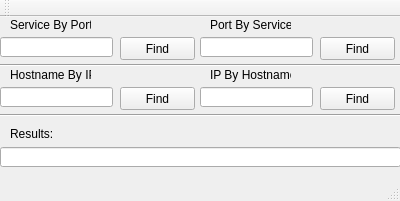
Before: the Qt Designer form mainwindow.ui in isaacmorneau/4985_asn1, drawn with Qt 5.
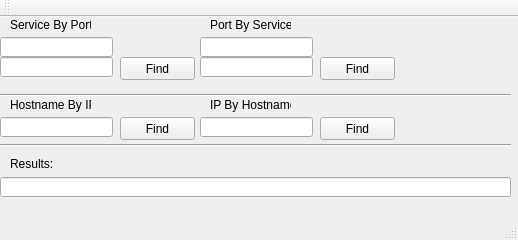
After: the same form once the commit is applied.

Patch:
```diff
--- a/mainwindow.ui
+++ b/mainwindow.ui
@@ -6,8 +6,8 @@
    <rect>
     <x>0</x>
     <y>0</y>
-    <width>400</width>
-    <height>201</height>
+    <width>518</width>
+    <height>240</height>
    </rect>
   </property>
   <property name="windowTitle">
@@ -28,8 +28,8 @@
     <property name="geometry">
      <rect>
       <x>0</x>
-      <y>130</y>
-      <width>401</width>
+      <y>160</y>
+      <width>511</width>
       <height>20</height>
      </rect>
     </property>
@@ -51,7 +51,7 @@
     <property name="geometry">
      <rect>
       <x>120</x>
-      <y>20</y>
+      <y>40</y>
       <width>75</width>
       <height>23</height>
      </rect>
@@ -64,7 +64,7 @@
     <property name="geometry">
      <rect>
       <x>320</x>
-      <y>20</y>
+      <y>40</y>
       <width>75</width>
       <height>23</height>
      </rect>
@@ -100,7 +100,7 @@
     <property name="geometry">
      <rect>
       <x>120</x>
-      <y>70</y>
+      <y>100</y>
       <width>75</width>
       <height>23</height>
      </rect>
@@ -113,7 +113,7 @@
     <property name="geometry">
      <rect>
       <x>10</x>
-      <y>50</y>
+      <y>80</y>
       <width>81</width>
       <height>16</height>
      </rect>
@@ -126,7 +126,7 @@
     <property name="geometry">
      <rect>
       <x>0</x>
-      <y>70</y>
+      <y>100</y>
       <width>113</width>
       <height>20</height>
      </rect>
@@ -136,7 +136,7 @@
     <property name="geometry">
      <rect>
       <x>320</x>
-      <y>70</y>
+      <y>100</y>
       <width>75</width>
       <height>23</height>
      </rect>
@@ -149,7 +149,7 @@
     <property name="geometry">
      <rect>
       <x>210</x>
-      <y>50</y>
+      <y>80</y>
       <width>81</width>
       <height>16</height>
      </rect>
@@ -162,7 +162,7 @@
     <property name="geometry">
      <rect>
       <x>200</x>
-      <y>70</y>
+      <y>100</y>
       <width>113</width>
       <height>20</height>
      </rect>
@@ -172,8 +172,8 @@
     <property name="geometry">
      <rect>
       <x>0</x>
-      <y>40</y>
-      <width>401</width>
+      <y>70</y>
+      <width>511</width>
       <height>16</height>
      </rect>
     </property>
@@ -185,7 +185,7 @@
     <property name="geometry">
      <rect>
       <x>10</x>
-      <y>110</y>
+      <y>140</y>
       <width>47</width>
       <height>13</height>
      </rect>
@@ -198,8 +198,8 @@
     <property name="geometry">
      <rect>
       <x>0</x>
-      <y>90</y>
-      <width>401</width>
+      <y>120</y>
+      <width>511</width>
       <height>16</height>
      </rect>
     </property>
@@ -207,6 +207,32 @@
      <enum>Qt::Horizontal</enum>
     </property>
    </widget>
+   <widget class="QLineEdit" name="lineEdit_SbP_2">
+    <property name="geometry">
+     <rect>
+      <x>0</x>
+      <y>40</y>
+      <width>113</width>
+      <height>20</height>
+     </rect>
+    </property>
+    <property name="toolTip">
+     <string>Protocol</string>
+    </property>
+   </widget>
+   <widget class="QLineEdit" name="lineEdit_PbS_2">
+    <property name="geometry">
+     <rect>
+      <x>200</x>
+      <y>40</y>
+      <width>113</width>
+      <height>20</height>
+     </rect>
+    </property>
+    <property name="toolTip">
+     <string>Protocol</string>
+    </property>
+   </widget>
   </widget>
   <widget class="QMenuBar" name="menuBar">
    <property name="geometry">
```
Left out of the diff: 8 changed lines with no effect on the pictures.
